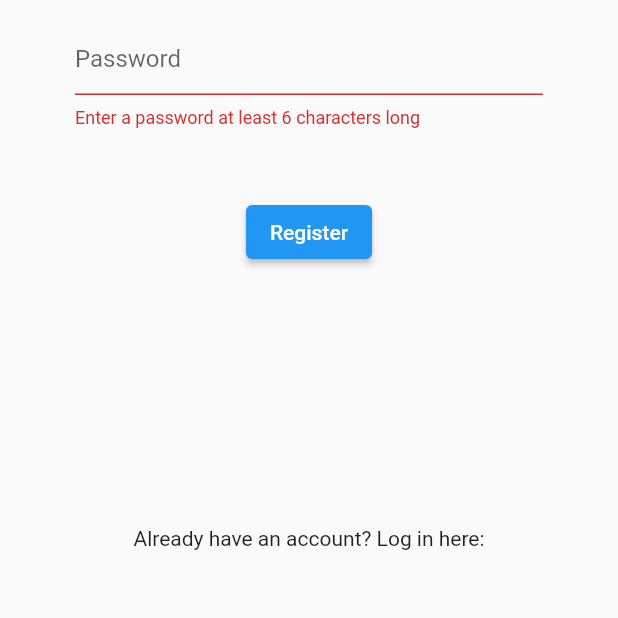
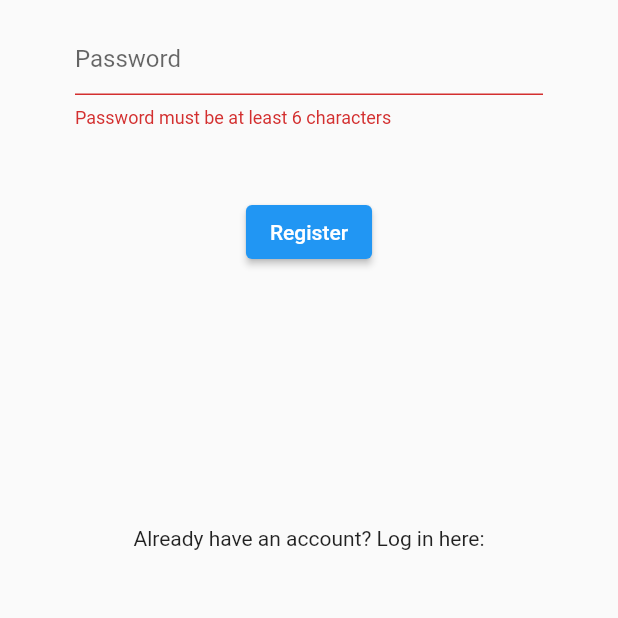
Before and after one commit to nealoverton/grafter, a Flutter app: the screen it shows after launch, after a tap on "Register", on a phone screen of 412 x 824 dp, the part 482-1100 px from its top. Run offline on Flutter 3.47's test engine with Material 2 defaults, Android fonts, the phone set to English and light mode, and no system bars; our stand-ins replace firebase_auth, firebase_core; accounts and stored records are empty.

Commit message:
show clearer error message

```diff
--- a/lib/screens/register.dart
+++ b/lib/screens/register.dart
@@ -21,28 +21,28 @@ class _RegisterState extends State<Register> {
   Widget build(BuildContext context) {
     return Scaffold(
       appBar: AppBar(
-        title: Text('Grafter'),
+        title: const Text('Grafter'),
       ),
       body: Container(
-        padding: EdgeInsets.symmetric(vertical: 20.0, horizontal: 50.0),
+        padding: const EdgeInsets.symmetric(vertical: 20.0, horizontal: 50.0),
         alignment: Alignment.center,
         child: Form(
           key: _formKey,
           child: Column(
             mainAxisAlignment: MainAxisAlignment.spaceAround,
             children: <Widget>[
-              Text('Welcome'),
-              Text('Enter email and password to register'),
+              const Text('Welcome'),
+              const Text('Enter email and password to register'),
               TextFormField(
-                decoration: InputDecoration(hintText: 'Email'),
+                decoration: const InputDecoration(hintText: 'Email'),
                 validator: ((value) =>
                     value!.isEmpty ? 'Enter an email' : null),
                 onChanged: (value) => {setState(() => email = value)},
               ),
               TextFormField(
-                decoration: InputDecoration(hintText: 'Password'),
+                decoration: const InputDecoration(hintText: 'Password'),
                 validator: ((value) => value!.length < 6
-                    ? 'Enter a password at least 6 characters long'
+                    ? 'Password must be at least 6 characters'
                     : null),
                 obscureText: true,
                 onChanged: (value) => {setState(() => password = value)},
@@ -63,11 +63,11 @@ class _RegisterState extends State<Register> {
                       }
                     }
                   },
-                  child: Text('Register')),
-              Text(error, style: TextStyle(color: Colors.red)),
-              SizedBox(height: 20.0),
-              Text('Already have an account? Log in here:'),
-              ElevatedButton(onPressed: () => {}, child: Text('Log in')),
+                  child: const Text('Register')),
+              Text(error, style: const TextStyle(color: Colors.red)),
+              const SizedBox(height: 20.0),
+              const Text('Already have an account? Log in here:'),
+              ElevatedButton(onPressed: () => {}, child: const Text('Log in')),
             ],
           ),
         ),
```
